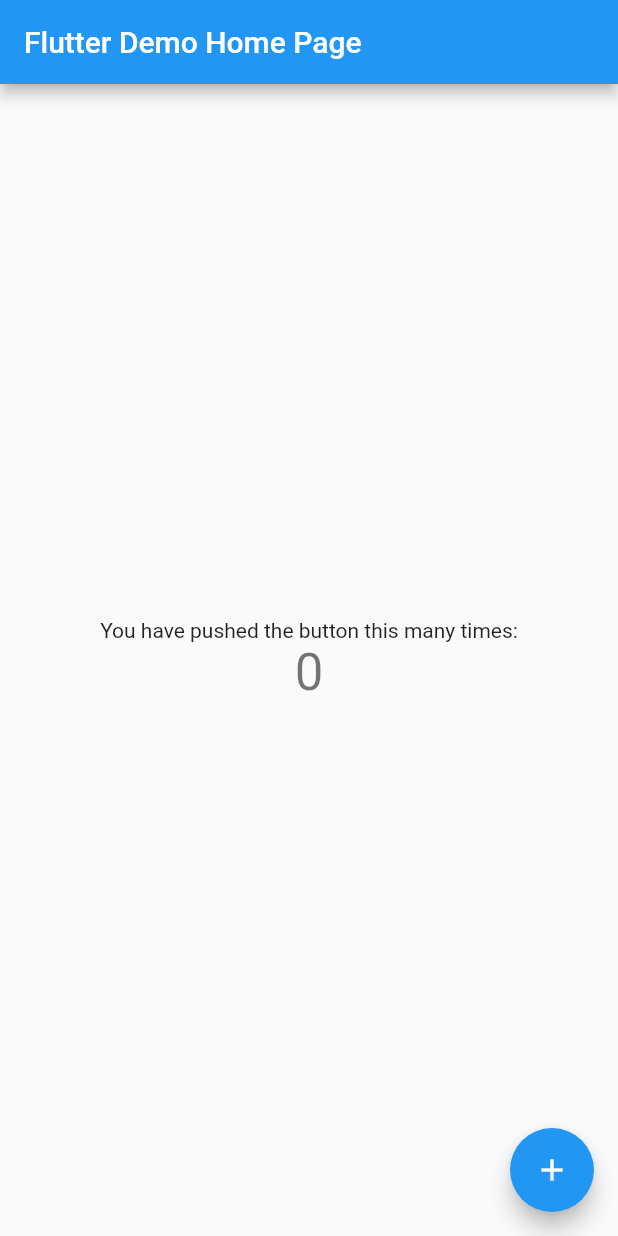
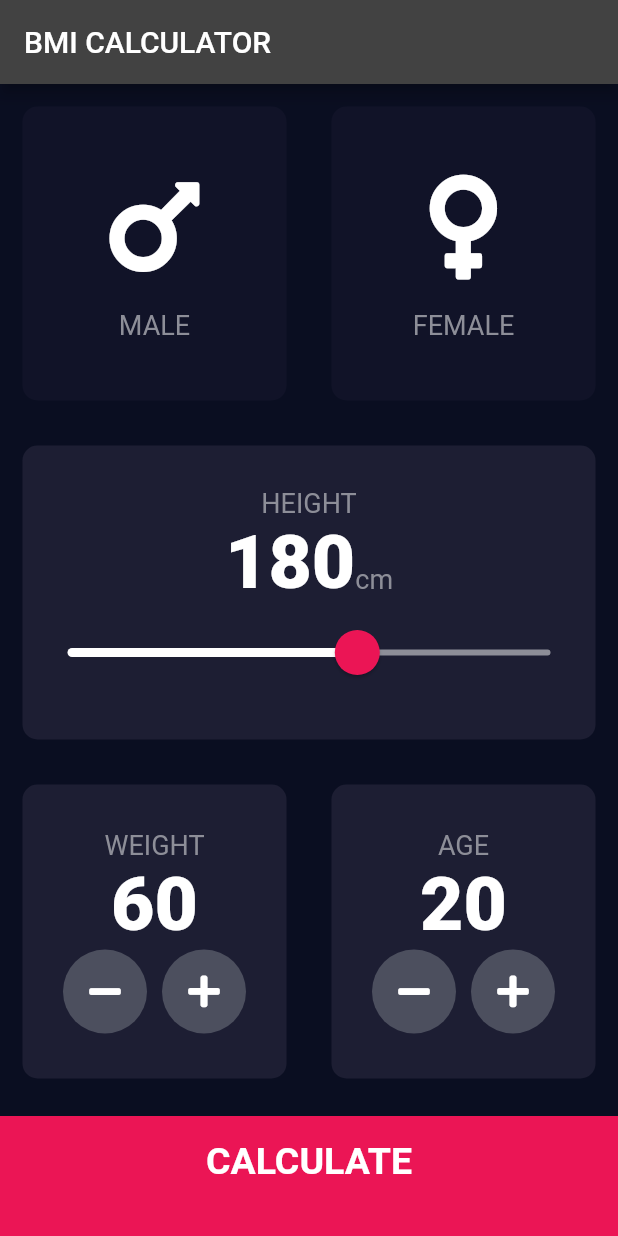
Before and after one commit to rushikeshpandit/BMI_calculator, a Flutter app: the screen it shows after launch, on a phone screen of 412 x 824 dp. Run offline on Flutter 3.47's test engine with Material 2 defaults, Android fonts, the phone set to English and light mode, and no system bars; our stand-ins replace font_awesome_flutter.

Commit message:
Added functionality and Screens for calculation of BMI

```diff
--- /dev/null
+++ b/BMI_calculator/lib/calculator_brain.dart
@@ -0,0 +1,35 @@
+import 'dart:math';
+
+class CalculatorBrain {
+  CalculatorBrain({required this.height, required this.weight});
+
+  final int height;
+  final int weight;
+
+  late double _bmi;
+
+  String calculateBMI() {
+    _bmi = weight / pow(height / 100, 2);
+    return _bmi.toStringAsFixed(1);
+  }
+
+  String getResult() {
+    if (_bmi >= 25) {
+      return 'Overweight';
+    } else if (_bmi > 18.5) {
+      return 'Normal';
+    } else {
+      return 'Underweight';
+    }
+  }
+
+  String getInterpretation() {
+    if (_bmi >= 25) {
+      return 'You have a higher than normal body weight. Try to exercise more.';
+    } else if (_bmi >= 18.5) {
+      return 'You have a normal body weight. Good job!';
+    } else {
+      return 'You have a lower than normal body weight. You can eat a bit more.';
+    }
+  }
+}
--- /dev/null
+++ b/BMI_calculator/lib/components/bottom_button.dart
@@ -0,0 +1,29 @@
+import 'package:flutter/material.dart';
+import 'package:bmi_calculator/constants.dart';
+
+class BottomButton extends StatelessWidget {
+  BottomButton({required this.onTap, required this.buttonTitle});
+
+  void Function()? onTap;
+  final String buttonTitle;
+
+  @override
+  Widget build(BuildContext context) {
+    return GestureDetector(
+      onTap: onTap,
+      child: Container(
+        child: Center(
+          child: Text(
+            buttonTitle,
+            style: kLargeButtonTextStyle,
+          ),
+        ),
+        color: kBottomContainerColour,
+        margin: EdgeInsets.only(top: 10.0),
+        padding: EdgeInsets.only(bottom: 20.0),
+        width: double.infinity,
+        height: kBottomContainerHeight,
+      ),
+    );
+  }
+}
--- /dev/null
+++ b/BMI_calculator/lib/components/icon_content.dart
@@ -0,0 +1,29 @@
+import 'package:flutter/material.dart';
+import 'package:bmi_calculator/constants.dart';
+
+class IconContent extends StatelessWidget {
+  IconContent({required this.icon, required this.label});
+
+  final IconData icon;
+  final String label;
+
+  @override
+  Widget build(BuildContext context) {
+    return Column(
+      mainAxisAlignment: MainAxisAlignment.center,
+      children: <Widget>[
+        Icon(
+          icon,
+          size: 80.0,
+        ),
+        SizedBox(
+          height: 15.0,
+        ),
+        Text(
+          label,
+          style: kLabelTextStyle,
+        )
+      ],
+    );
+  }
+}
--- /dev/null
+++ b/BMI_calculator/lib/components/reusable_card.dart
@@ -0,0 +1,24 @@
+import 'package:flutter/material.dart';
+
+class ReusableCard extends StatelessWidget {
+  ReusableCard({required this.colour, required this.cardChild, this.onPress});
+
+  final Color colour;
+  final Widget cardChild;
+  final Function()? onPress;
+
+  @override
+  Widget build(BuildContext context) {
+    return GestureDetector(
+      onTap: onPress,
+      child: Container(
+        child: cardChild,
+        margin: EdgeInsets.all(15.0),
+        decoration: BoxDecoration(
+          color: colour,
+          borderRadius: BorderRadius.circular(10.0),
+        ),
+      ),
+    );
+  }
+}
--- /dev/null
+++ b/BMI_calculator/lib/components/round_icon_button.dart
@@ -0,0 +1,23 @@
+import 'package:flutter/material.dart';
+
+class RoundIconButton extends StatelessWidget {
+  RoundIconButton({required this.icon, required this.onPressed});
+
+  final IconData icon;
+  final Function()? onPressed;
+
+  @override
+  Widget build(BuildContext context) {
+    return RawMaterialButton(
+      elevation: 0.0,
+      child: Icon(icon),
+      onPressed: onPressed,
+      constraints: BoxConstraints.tightFor(
+        width: 56.0,
+        height: 56.0,
+      ),
+      shape: CircleBorder(),
+      fillColor: Color(0xFF4C4F5E),
+    );
+  }
+}
--- /dev/null
+++ b/BMI_calculator/lib/constants.dart
@@ -0,0 +1,41 @@
+import 'package:flutter/material.dart';
+
+const kBottomContainerHeight = 80.0;
+const kActiveCardColour = Color(0xFF1D1E33);
+const kInactiveCardColour = Color(0xFF111328);
+const kBottomContainerColour = Color(0xFFEB1555);
+
+const kLabelTextStyle = TextStyle(
+  fontSize: 18.0,
+  color: Color(0xFF8D8E98),
+);
+
+const kNumberTextStyle = TextStyle(
+  fontSize: 50.0,
+  fontWeight: FontWeight.w900,
+);
+
+const kLargeButtonTextStyle = TextStyle(
+  fontSize: 25.0,
+  fontWeight: FontWeight.bold,
+);
+
+const kTitleTextStyle = TextStyle(
+  fontSize: 50.0,
+  fontWeight: FontWeight.bold,
+);
+
+const kResultTextStyle = TextStyle(
+  color: Color(0xFF24D876),
+  fontSize: 22.0,
+  fontWeight: FontWeight.bold,
+);
+
+const kBMITextStyle = TextStyle(
+  fontSize: 100.0,
+  fontWeight: FontWeight.bold,
+);
+
+const kBodyTextStyle = TextStyle(
+  fontSize: 22.0,
+);
--- a/BMI_calculator/lib/main.dart
+++ b/BMI_calculator/lib/main.dart
@@ -1,115 +1,17 @@
 import 'package:flutter/material.dart';
+import 'package:bmi_calculator/screens/input_page.dart';
 
-void main() {
-  runApp(const MyApp());
-}
+void main() => runApp(BMICalculator());
 
-class MyApp extends StatelessWidget {
-  const MyApp({super.key});
-
-  // This widget is the root of your application.
+class BMICalculator extends StatelessWidget {
   @override
   Widget build(BuildContext context) {
     return MaterialApp(
-      title: 'Flutter Demo',
-      theme: ThemeData(
-        // This is the theme of your application.
-        //
-        // Try running your application with "flutter run". You'll see the
-        // application has a blue toolbar. Then, without quitting the app, try
-        // changing the primarySwatch below to Colors.green and then invoke
-        // "hot reload" (press "r" in the console where you ran "flutter run",
-        // or simply save your changes to "hot reload" in a Flutter IDE).
-        // Notice that the counter didn't reset back to zero; the application
-        // is not restarted.
-        primarySwatch: Colors.blue,
+      theme: ThemeData.dark().copyWith(
+        primaryColor: Color(0xFF0A0E21),
+        scaffoldBackgroundColor: Color(0xFF0A0E21),
       ),
-      home: const MyHomePage(title: 'Flutter Demo Home Page'),
+      home: InputPage(),
     );
   }
 }
-
-class MyHomePage extends StatefulWidget {
-  const MyHomePage({super.key, required this.title});
-
-  // This widget is the home page of your application. It is stateful, meaning
-  // that it has a State object (defined below) that contains fields that affect
-  // how it looks.
-
-  // This class is the configuration for the state. It holds the values (in this
-  // case the title) provided by the parent (in this case the App widget) and
-  // used by the build method of the State. Fields in a Widget subclass are
-  // always marked "final".
-
-  final String title;
-
-  @override
-  State<MyHomePage> createState() => _MyHomePageState();
-}
-
-class _MyHomePageState extends State<MyHomePage> {
-  int _counter = 0;
-
-  void _incrementCounter() {
-    setState(() {
-      // This call to setState tells the Flutter framework that something has
-      // changed in this State, which causes it to rerun the build method below
-      // so that the display can reflect the updated values. If we changed
-      // _counter without calling setState(), then the build method would not be
-      // called again, and so nothing would appear to happen.
-      _counter++;
-    });
-  }
-
-  @override
-  Widget build(BuildContext context) {
-    // This method is rerun every time setState is called, for instance as done
-    // by the _incrementCounter method above.
-    //
-    // The Flutter framework has been optimized to make rerunning build methods
-    // fast, so that you can just rebuild anything that needs updating rather
-    // than having to individually change instances of widgets.
-    return Scaffold(
-      appBar: AppBar(
-        // Here we take the value from the MyHomePage object that was created by
-        // the App.build method, and use it to set our appbar title.
-        title: Text(widget.title),
-      ),
-      body: Center(
-        // Center is a layout widget. It takes a single child and positions it
-        // in the middle of the parent.
-        child: Column(
-          // Column is also a layout widget. It takes a list of children and
-          // arranges them vertically. By default, it sizes itself to fit its
-          // children horizontally, and tries to be as tall as its parent.
-          //
-          // Invoke "debug painting" (press "p" in the console, choose the
-          // "Toggle Debug Paint" action from the Flutter Inspector in Android
-          // Studio, or the "Toggle Debug Paint" command in Visual Studio Code)
-          // to see the wireframe for each widget.
-          //
-          // Column has various properties to control how it sizes itself and
-          // how it positions its children. Here we use mainAxisAlignment to
-          // center the children vertically; the main axis here is the vertical
-          // axis because Columns are vertical (the cross axis would be
-          // horizontal).
-          mainAxisAlignment: MainAxisAlignment.center,
-          children: <Widget>[
-            const Text(
-              'You have pushed the button this many times:',
-            ),
-            Text(
-              '$_counter',
-              style: Theme.of(context).textTheme.headline4,
-            ),
-          ],
-        ),
-      ),
-      floatingActionButton: FloatingActionButton(
-        onPressed: _incrementCounter,
-        tooltip: 'Increment',
-        child: const Icon(Icons.add),
-      ), // This trailing comma makes auto-formatting nicer for build methods.
-    );
-  }
-}
--- /dev/null
+++ b/BMI_calculator/lib/screens/input_page.dart
@@ -0,0 +1,236 @@
+import 'package:flutter/material.dart';
+import 'package:font_awesome_flutter/font_awesome_flutter.dart';
+import 'package:bmi_calculator/components/icon_content.dart';
+import 'package:bmi_calculator/components/reusable_card.dart';
+import 'package:bmi_calculator/constants.dart';
+import 'package:bmi_calculator/screens/results_page.dart';
+import 'package:bmi_calculator/components/bottom_button.dart';
+import 'package:bmi_calculator/components/round_icon_button.dart';
+import 'package:bmi_calculator/calculator_brain.dart';
+
+enum Gender {
+  male,
+  female,
+}
+
+class InputPage extends StatefulWidget {
+  @override
+  _InputPageState createState() => _InputPageState();
+}
+
+class _InputPageState extends State<InputPage> {
+  Gender? selectedGender;
+  int height = 180;
+  int weight = 60;
+  int age = 20;
+
+  @override
+  Widget build(BuildContext context) {
+    return Scaffold(
+      appBar: AppBar(
+        title: Text('BMI CALCULATOR'),
+      ),
+      body: Column(
+        crossAxisAlignment: CrossAxisAlignment.stretch,
+        children: <Widget>[
+          Expanded(
+              child: Row(
+            children: <Widget>[
+              Expanded(
+                child: ReusableCard(
+                  onPress: () {
+                    setState(() {
+                      selectedGender = Gender.male;
+                    });
+                  },
+                  colour: selectedGender == Gender.male
+                      ? kActiveCardColour
+                      : kInactiveCardColour,
+                  cardChild: IconContent(
+                    icon: FontAwesomeIcons.mars,
+                    label: 'MALE',
+                  ),
+                ),
+              ),
+              Expanded(
+                child: ReusableCard(
+                  onPress: () {
+                    setState(() {
+                      selectedGender = Gender.female;
+                    });
+                  },
+                  colour: selectedGender == Gender.female
+                      ? kActiveCardColour
+                      : kInactiveCardColour,
+                  cardChild: IconContent(
+                    icon: FontAwesomeIcons.venus,
+                    label: 'FEMALE',
+                  ),
+                ),
+              ),
+            ],
+          )),
+          Expanded(
+            child: ReusableCard(
+              colour: kActiveCardColour,
+              cardChild: Column(
+                mainAxisAlignment: MainAxisAlignment.center,
+                children: <Widget>[
+                  Text(
+                    'HEIGHT',
+                    style: kLabelTextStyle,
+                  ),
+                  Row(
+                    mainAxisAlignment: MainAxisAlignment.center,
+                    crossAxisAlignment: CrossAxisAlignment.baseline,
+                    textBaseline: TextBaseline.alphabetic,
+                    children: <Widget>[
+                      Text(
+                        height.toString(),
+                        style: kNumberTextStyle,
+                      ),
+                      Text(
+                        'cm',
+                        style: kLabelTextStyle,
+                      )
+                    ],
+                  ),
+                  SliderTheme(
+                    data: SliderTheme.of(context).copyWith(
+                      inactiveTrackColor: Color(0xFF8D8E98),
+                      activeTrackColor: Colors.white,
+                      thumbColor: Color(0xFFEB1555),
+                      overlayColor: Color(0x29EB1555),
+                      thumbShape:
+                          RoundSliderThumbShape(enabledThumbRadius: 15.0),
+                      overlayShape:
+                          RoundSliderOverlayShape(overlayRadius: 30.0),
+                    ),
+                    child: Slider(
+                      value: height.toDouble(),
+                      min: 120.0,
+                      max: 220.0,
+                      onChanged: (double newValue) {
+                        setState(() {
+                          height = newValue.round();
+                        });
+                      },
+                    ),
+                  ),
+                ],
+              ),
+            ),
+          ),
+          Expanded(
+            child: Row(
+              children: <Widget>[
+                Expanded(
+                  child: ReusableCard(
+                    colour: kActiveCardColour,
+                    cardChild: Column(
+                      mainAxisAlignment: MainAxisAlignment.center,
+                      children: <Widget>[
+                        Text(
+                          'WEIGHT',
+                          style: kLabelTextStyle,
+                        ),
+                        Text(
+                          weight.toString(),
+                          style: kNumberTextStyle,
+                        ),
+                        Row(
+                          mainAxisAlignment: MainAxisAlignment.center,
+                          children: <Widget>[
+                            RoundIconButton(
+                                icon: FontAwesomeIcons.minus,
+                                onPressed: () {
+                                  setState(() {
+                                    weight--;
+                                  });
+                                }),
+                            SizedBox(
+                              width: 10.0,
+                            ),
+                            RoundIconButton(
+                              icon: FontAwesomeIcons.plus,
+                              onPressed: () {
+                                setState(() {
+                                  weight++;
+                                });
+                              },
+                            ),
+                          ],
+                        ),
+                      ],
+                    ),
+                  ),
+                ),
+                Expanded(
+                  child: ReusableCard(
+                    colour: kActiveCardColour,
+                    cardChild: Column(
+                      mainAxisAlignment: MainAxisAlignment.center,
+                      children: <Widget>[
+                        Text(
+                          'AGE',
+                          style: kLabelTextStyle,
+                        ),
+                        Text(
+                          age.toString(),
+                          style: kNumberTextStyle,
+                        ),
+                        Row(
+                          mainAxisAlignment: MainAxisAlignment.center,
+                          children: <Widget>[
+                            RoundIconButton(
+                              icon: FontAwesomeIcons.minus,
+                              onPressed: () {
+                                setState(
+                                  () {
+                                    age--;
+                                  },
+                                );
+                              },
+                            ),
+                            SizedBox(
+                              width: 10.0,
+                            ),
+                            RoundIconButton(
+                                icon: FontAwesomeIcons.plus,
+                                onPressed: () {
+                                  setState(() {
+                                    age++;
+                                  });
+                                })
+                          ],
+                        )
+                      ],
+                    ),
+                  ),
+                ),
+              ],
+            ),
+          ),
+          BottomButton(
+            buttonTitle: 'CALCULATE',
+            onTap: () {
+              CalculatorBrain calc =
+                  CalculatorBrain(height: height, weight: weight);
+
+              Navigator.push(
+                context,
+                MaterialPageRoute(
+                  builder: (context) => ResultsPage(
+                        bmiResult: calc.calculateBMI(),
+                        resultText: calc.getResult(),
+                        interpretation: calc.getInterpretation(),
+                      ),
+                ),
+              );
+            },
+          ),
+        ],
+      ),
+    );
+  }
+}
--- /dev/null
+++ b/BMI_calculator/lib/screens/results_page.dart
@@ -0,0 +1,71 @@
+import 'package:flutter/material.dart';
+import 'package:bmi_calculator/constants.dart';
+import 'package:bmi_calculator/components/reusable_card.dart';
+import 'package:bmi_calculator/components/bottom_button.dart';
+
+class ResultsPage extends StatelessWidget {
+  ResultsPage(
+      {required this.interpretation,
+      required this.bmiResult,
+      required this.resultText});
+
+  final String bmiResult;
+  final String resultText;
+  final String interpretation;
+
+  @override
+  Widget build(BuildContext context) {
+    return Scaffold(
+      appBar: AppBar(
+        title: Text('BMI CALCULATOR'),
+      ),
+      body: Column(
+        mainAxisAlignment: MainAxisAlignment.spaceEvenly,
+        crossAxisAlignment: CrossAxisAlignment.stretch,
+        children: <Widget>[
+          Expanded(
+            child: Container(
+              padding: EdgeInsets.all(15.0),
+              alignment: Alignment.bottomLeft,
+              child: Text(
+                'Your Result',
+                style: kTitleTextStyle,
+              ),
+            ),
+          ),
+          Expanded(
+            flex: 5,
+            child: ReusableCard(
+              colour: kActiveCardColour,
+              cardChild: Column(
+                mainAxisAlignment: MainAxisAlignment.spaceEvenly,
+                crossAxisAlignment: CrossAxisAlignment.center,
+                children: <Widget>[
+                  Text(
+                    resultText.toUpperCase(),
+                    style: kResultTextStyle,
+                  ),
+                  Text(
+                    bmiResult,
+                    style: kBMITextStyle,
+                  ),
+                  Text(
+                    interpretation,
+                    textAlign: TextAlign.center,
+                    style: kBodyTextStyle,
+                  ),
+                ],
+              ),
+            ),
+          ),
+          BottomButton(
+            buttonTitle: 'RE-CALCULATE',
+            onTap: () {
+              Navigator.pop(context);
+            },
+          )
+        ],
+      ),
+    );
+  }
+}
```
Also changed, not shown: 6 other files.
